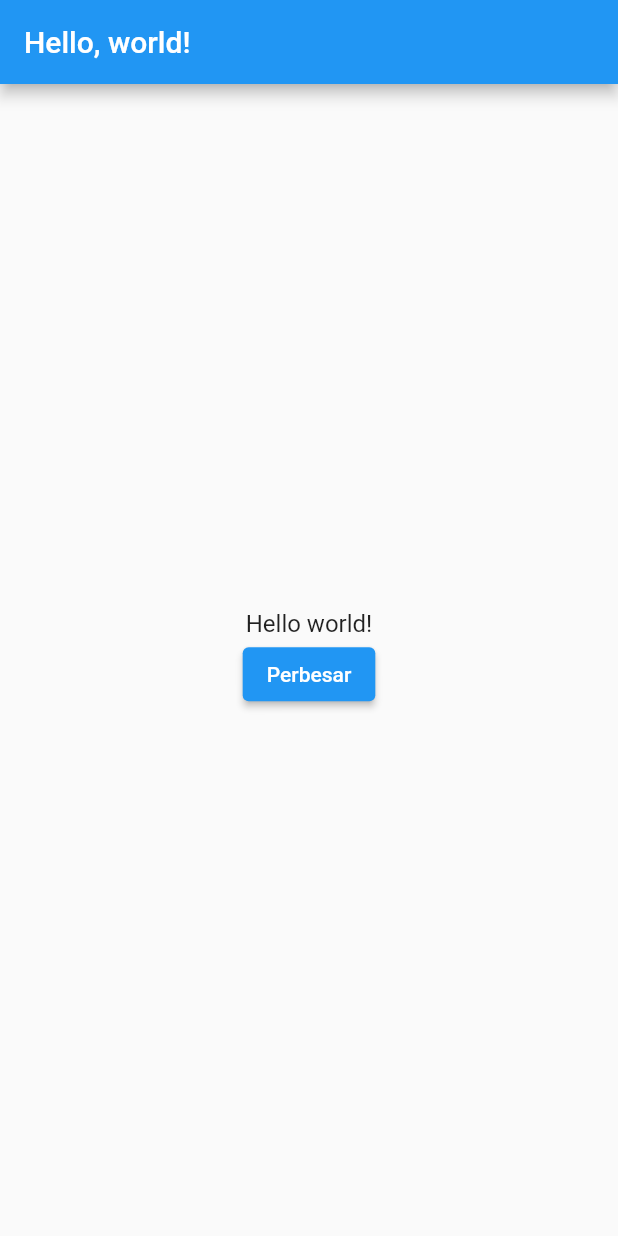
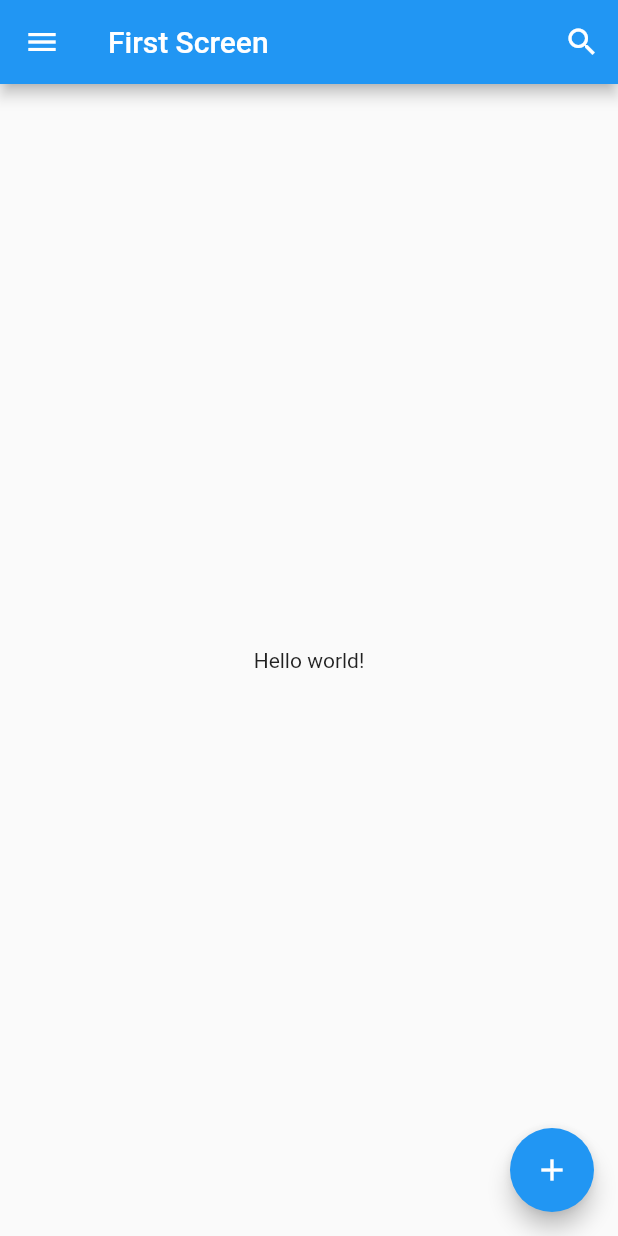
Before and after one commit to syofyanzuhad/Flutter-Dicoding-Learning, a Flutter app: the screen it shows after launch, on a phone screen of 412 x 824 dp. Run offline on Flutter 3.47's test engine with Material 2 defaults, Android fonts, the phone set to English and light mode, and no system bars.

Commit message:
learn: scaffold-widget

```diff
--- a/lib/main.dart
+++ b/lib/main.dart
@@ -12,65 +12,39 @@
       theme: ThemeData(
         primarySwatch: Colors.blue,
       ),
-      home: Scaffold(
-        appBar: AppBar(
-          title: Text('Hello, world!'),
+      home: FirstScreen()
+    );
+  }
+}
+
+class FirstScreen extends StatelessWidget {
+  @override
+  Widget build(BuildContext context) {
+    return Scaffold(
+      appBar: AppBar(
+        leading: IconButton(
+          icon: Icon(
+            Icons.menu,
+            color: Colors.white,
+          ), onPressed: () {  },
         ),
-        body: Center(
-          child: BiggerText(
-            // mengubah widget Text
-            text: "Hello world!",
+        title: Text('First Screen'),
+        actions: [
+          IconButton(
+            icon: Icon(
+              Icons.search,
+              color: Colors.white,
+            ), onPressed: () {  },
           ),
-        ),
+        ],
+      ),
+      body: Center(
+        child: Text('Hello world!'),
+      ),
+      floatingActionButton: FloatingActionButton(
+        onPressed: () {  },
+        child: Icon(Icons.add),
       ),
     );
   }
 }
-
-class Heading extends StatelessWidget {
-  final String text;
-
-  Heading({required this.text});
-
-  @override
-  Widget build(BuildContext context) {
-    return Text(
-      text,
-      style: TextStyle(
-        fontSize: 24.0,
-        fontWeight: FontWeight.bold,
-      ),
-    );
-  }
-}
-
-class BiggerText extends StatefulWidget {
-  final String text;
-
-  const BiggerText({required this.text});
-
-  @override
-  _BiggerTextState createState() => _BiggerTextState();
-}
-
-class _BiggerTextState extends State<BiggerText> {
-  double _textSize = 16.0;
-
-  @override
-  Widget build(BuildContext context) {
-    return Column(
-      mainAxisAlignment: MainAxisAlignment.center,
-      children: <Widget>[
-        Text(widget.text, style: TextStyle(fontSize: _textSize)),
-        ElevatedButton(
-          child: Text("Perbesar"),
-          onPressed: () {
-            setState(() {
-              _textSize = 32.0;
-            });
-          },
-        )
-      ],
-    );
-  }
-}
```
